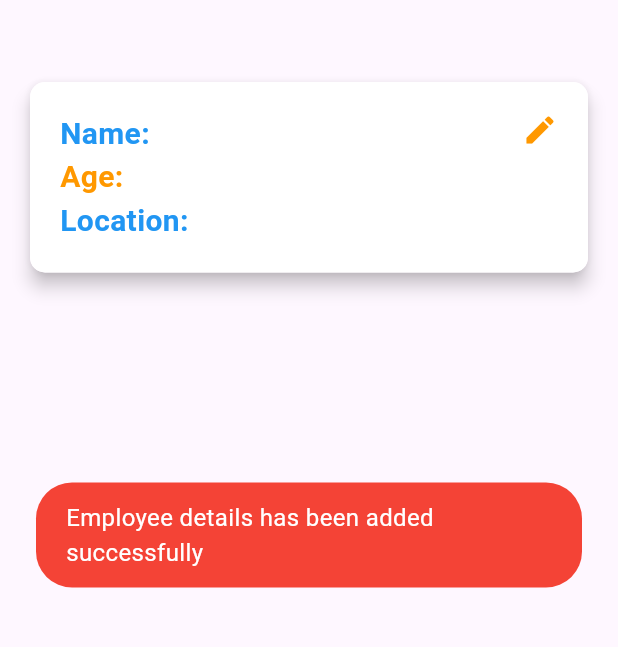
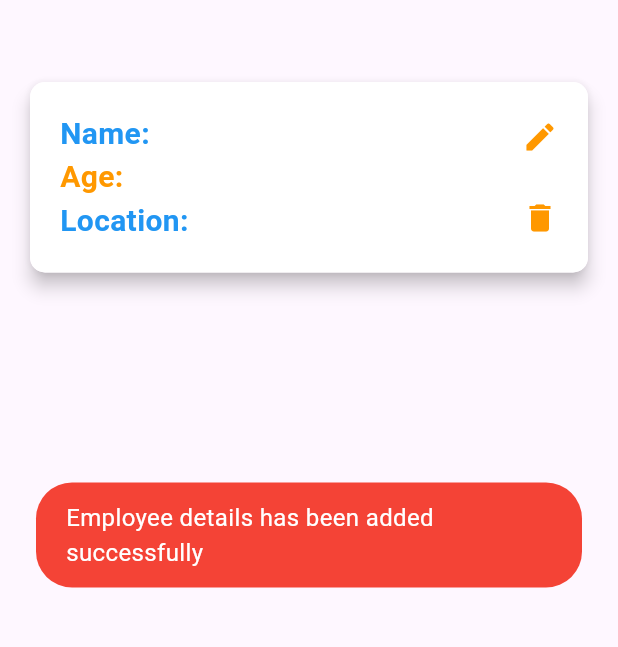
Before and after one commit to Mostafa-Moin26/Flutter-Firebase-CRUD, a Flutter app: the EmployeePage screen opened directly, after a tap on "Add", on a phone screen of 412 x 824 dp, the part 83-730 px from its top. Run offline on Flutter 3.47's test engine with Material 3 defaults, Android fonts, the phone set to English and light mode, and no system bars; our stand-ins replace cloud_firestore, firebase_core, fluttertoast, random_string; accounts and stored records are empty.

Commit message:
Delete method implemented and completed full project

```diff
--- a/lib/pages/home.dart
+++ b/lib/pages/home.dart
@@ -58,7 +58,6 @@ class _HomePageState extends State<HomePage> {
                             crossAxisAlignment: CrossAxisAlignment.start,
                             children: [
                               Row(
-                                crossAxisAlignment: CrossAxisAlignment.start,
                                 mainAxisAlignment:
                                     MainAxisAlignment.spaceBetween,
                                 children: [
@@ -92,17 +91,37 @@ class _HomePageState extends State<HomePage> {
                                       )
                                     ],
                                   ),
+                                  Column(
+                                    mainAxisAlignment:
+                                        MainAxisAlignment.spaceBetween,
+                                    children: [
                                       GestureDetector(
                                         onTap: () {
                                           nameController.text = ds['Name'];
                                           ageController.text = ds['Age'];
-                                      locationController.text = ds['Location'];
+                                          locationController.text =
+                                              ds['Location'];
                                           editEmployeeDetails(ds['Id']);
                                         },
                                         child: const Icon(
                                           Icons.edit,
                                           color: Colors.orange,
                                         ),
+                                      ),
+                                      const SizedBox(
+                                        height: 30,
+                                      ),
+                                      GestureDetector(
+                                        onTap: () async {
+                                          await DatabaseMethods()
+                                              .deleteEmployeeDetails(ds['Id']);
+                                        },
+                                        child: const Icon(
+                                          Icons.delete,
+                                          color: Colors.orange,
+                                        ),
+                                      ),
+                                    ],
                                   ),
                                 ],
                               ),
```
Also changed, not shown: lib/service/database.dart (+7 -0 lines). Lines whose indentation alone changed are shown as unchanged.
